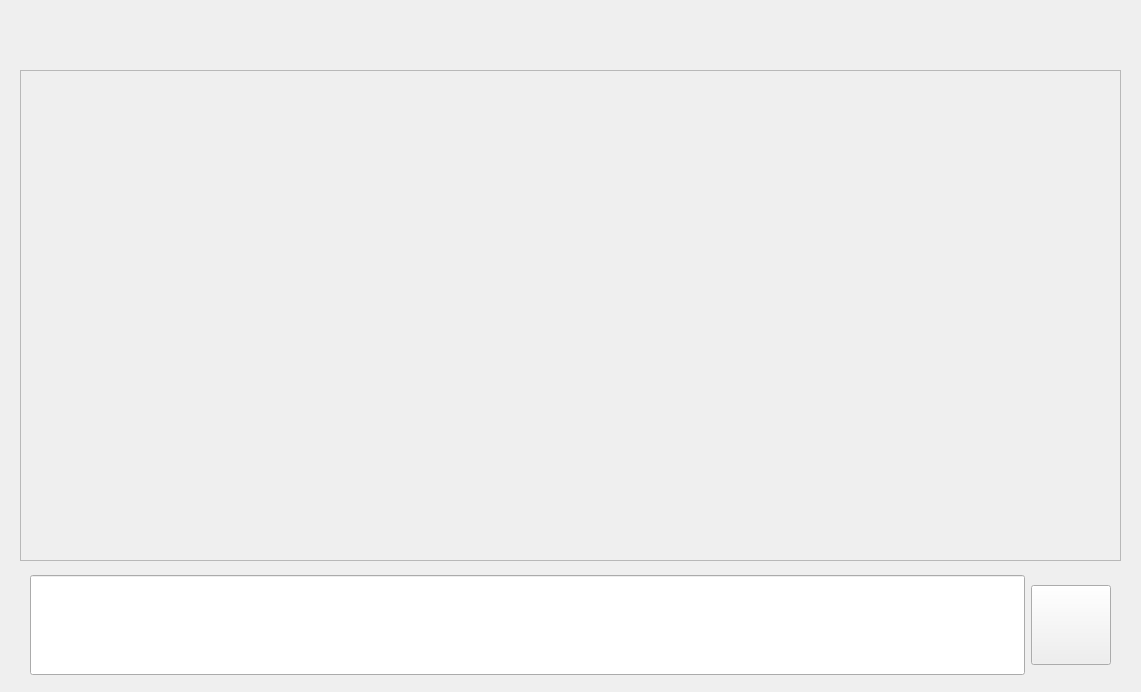
The window that src/ui/chat.ui (csy214-beep/Pelr) describes before a commit, drawn with Qt 5.
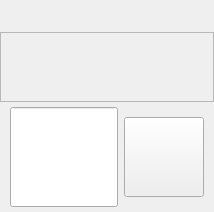
The same window after the commit. Icons and pictures are not drawn.

```diff
--- a/src/ui/chat.ui
+++ b/src/ui/chat.ui
@@ -2,128 +2,46 @@
 <ui version="4.0">
  <class>chat</class>
  <widget class="QWidget" name="chat">
-  <property name="geometry">
-   <rect>
-    <x>0</x>
-    <y>0</y>
-    <width>1141</width>
-    <height>692</height>
-   </rect>
-  </property>
-  <property name="minimumSize">
-   <size>
-    <width>1141</width>
-    <height>692</height>
-   </size>
-  </property>
-  <property name="maximumSize">
-   <size>
-    <width>114514</width>
-    <height>114514</height>
-   </size>
-  </property>
   <property name="windowTitle">
    <string>Form</string>
   </property>
-  <widget class="QScrollArea" name="scrollArea">
-   <property name="geometry">
-    <rect>
-     <x>20</x>
-     <y>70</y>
-     <width>1101</width>
-     <height>491</height>
-    </rect>
+  <layout class="QVBoxLayout" name="verticalLayout_main">
+   <property name="spacing">
+    <number>0</number>
    </property>
-   <property name="maximumSize">
-    <size>
-     <width>114514</width>
-     <height>114514</height>
-    </size>
+   <property name="leftMargin">
+    <number>0</number>
    </property>
-   <property name="verticalScrollBarPolicy">
-    <enum>Qt::ScrollBarAsNeeded</enum>
+   <property name="topMargin">
+    <number>0</number>
    </property>
-   <property name="horizontalScrollBarPolicy">
-    <enum>Qt::ScrollBarAsNeeded</enum>
+   <property name="rightMargin">
+    <number>0</number>
    </property>
-   <property name="widgetResizable">
-    <bool>true</bool>
+   <property name="bottomMargin">
+    <number>0</number>
    </property>
-   <widget class="QWidget" name="scrollAreaWidgetContents">
-    <property name="geometry">
-     <rect>
-      <x>0</x>
-      <y>0</y>
-      <width>629</width>
-      <height>409</height>
-     </rect>
-    </property>
-    <property name="maximumSize">
-     <size>
-      <width>629</width>
-      <height>409</height>
-     </size>
-    </property>
-   </widget>
-  </widget>
-  <widget class="QWidget" name="horizontalLayoutWidget">
-   <property name="geometry">
-    <rect>
-     <x>30</x>
-     <y>570</y>
-     <width>1081</width>
-     <height>111</height>
-    </rect>
-   </property>
-   <layout class="QHBoxLayout" name="horizontalLayout">
     <item>
-     <widget class="QLineEdit" name="lineEdit">
-      <property name="minimumSize">
-       <size>
-        <width>0</width>
-        <height>100</height>
-       </size>
-      </property>
-     </widget>
-    </item>
-    <item>
-     <widget class="QPushButton" name="pushButton">
-      <property name="minimumSize">
-       <size>
-        <width>80</width>
-        <height>80</height>
-       </size>
-      </property>
-      <property name="toolTip">
-       <string>发送</string>
-      </property>
-      <property name="text">
-       <string/>
-      </property>
-      <property name="icon">
-       <iconset resource="../Resource.qrc">
-        <normaloff>:/assets/IconaMoon/Communication/Send - 24x24.png</normaloff>:/assets/IconaMoon/Communication/Send - 24x24.png</iconset>
-      </property>
-      <property name="iconSize">
-       <size>
-        <width>72</width>
-        <height>72</height>
-       </size>
-      </property>
-     </widget>
-    </item>
-   </layout>
-  </widget>
-  <widget class="QWidget" name="horizontalLayoutWidget_2">
-   <property name="geometry">
-    <rect>
-     <x>30</x>
-     <y>10</y>
-     <width>1081</width>
-     <height>51</height>
-    </rect>
+    <widget class="QWidget" name="horizontalLayoutWidget_2" native="true">
+     <property name="sizePolicy">
+      <sizepolicy hsizetype="Preferred" vsizetype="Fixed">
+       <horstretch>0</horstretch>
+       <verstretch>0</verstretch>
+      </sizepolicy>
    </property>
    <layout class="QHBoxLayout" name="horizontalLayout_2">
+      <property name="leftMargin">
+       <number>10</number>
+      </property>
+      <property name="topMargin">
+       <number>5</number>
+      </property>
+      <property name="rightMargin">
+       <number>10</number>
+      </property>
+      <property name="bottomMargin">
+       <number>5</number>
+      </property>
     <item>
      <widget class="QLabel" name="label">
       <property name="text">
@@ -178,6 +96,115 @@
     </item>
    </layout>
   </widget>
+   </item>
+   <item>
+    <widget class="QScrollArea" name="scrollArea">
+     <property name="sizePolicy">
+      <sizepolicy hsizetype="Expanding" vsizetype="Expanding">
+       <horstretch>0</horstretch>
+       <verstretch>1</verstretch>
+      </sizepolicy>
+     </property>
+     <property name="verticalScrollBarPolicy">
+      <enum>Qt::ScrollBarAsNeeded</enum>
+     </property>
+     <property name="horizontalScrollBarPolicy">
+      <enum>Qt::ScrollBarAsNeeded</enum>
+     </property>
+     <property name="widgetResizable">
+      <bool>true</bool>
+     </property>
+     <widget class="QWidget" name="scrollAreaWidgetContents">
+      <property name="geometry">
+       <rect>
+        <x>0</x>
+        <y>0</y>
+        <width>629</width>
+        <height>409</height>
+       </rect>
+      </property>
+      <property name="sizePolicy">
+       <sizepolicy hsizetype="Preferred" vsizetype="Preferred">
+        <horstretch>0</horstretch>
+        <verstretch>0</verstretch>
+       </sizepolicy>
+      </property>
+     </widget>
+    </widget>
+   </item>
+   <item>
+    <widget class="QWidget" name="horizontalLayoutWidget" native="true">
+     <property name="sizePolicy">
+      <sizepolicy hsizetype="Preferred" vsizetype="Fixed">
+       <horstretch>0</horstretch>
+       <verstretch>0</verstretch>
+      </sizepolicy>
+     </property>
+     <layout class="QHBoxLayout" name="horizontalLayout">
+      <property name="leftMargin">
+       <number>10</number>
+      </property>
+      <property name="topMargin">
+       <number>5</number>
+      </property>
+      <property name="rightMargin">
+       <number>10</number>
+      </property>
+      <property name="bottomMargin">
+       <number>5</number>
+      </property>
+      <item>
+       <widget class="QLineEdit" name="lineEdit">
+        <property name="minimumSize">
+         <size>
+          <width>0</width>
+          <height>100</height>
+         </size>
+        </property>
+        <property name="sizePolicy">
+         <sizepolicy hsizetype="Expanding" vsizetype="Fixed">
+          <horstretch>1</horstretch>
+          <verstretch>0</verstretch>
+         </sizepolicy>
+        </property>
+       </widget>
+      </item>
+      <item>
+       <widget class="QPushButton" name="pushButton">
+        <property name="minimumSize">
+         <size>
+          <width>80</width>
+          <height>80</height>
+         </size>
+        </property>
+        <property name="maximumSize">
+         <size>
+          <width>80</width>
+          <height>80</height>
+         </size>
+        </property>
+        <property name="toolTip">
+         <string>发送</string>
+        </property>
+        <property name="text">
+         <string/>
+        </property>
+        <property name="icon">
+         <iconset resource="../Resource.qrc">
+          <normaloff>:/assets/IconaMoon/Communication/Send - 24x24.png</normaloff>:/assets/IconaMoon/Communication/Send - 24x24.png</iconset>
+        </property>
+        <property name="iconSize">
+         <size>
+          <width>72</width>
+          <height>72</height>
+         </size>
+        </property>
+       </widget>
+      </item>
+     </layout>
+    </widget>
+   </item>
+  </layout>
  </widget>
  <resources>
   <include location="../Resource.qrc"/>
```
Left out of the diff: 2 changed lines with no effect on the pictures. Lines whose indentation alone changed are shown as unchanged.
